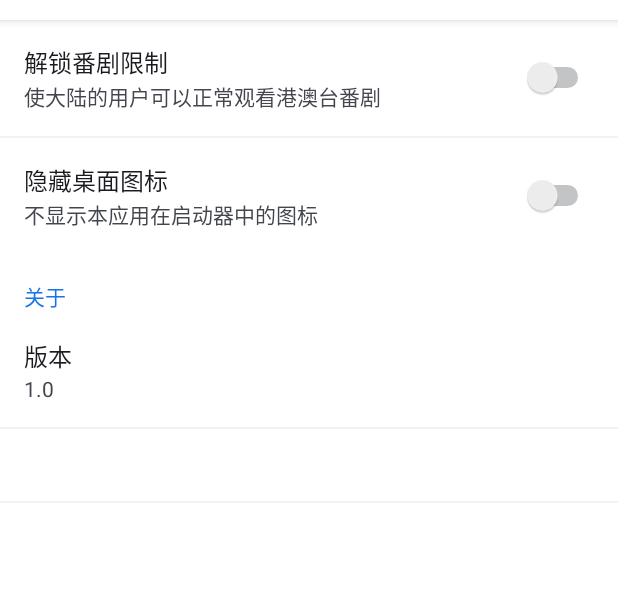
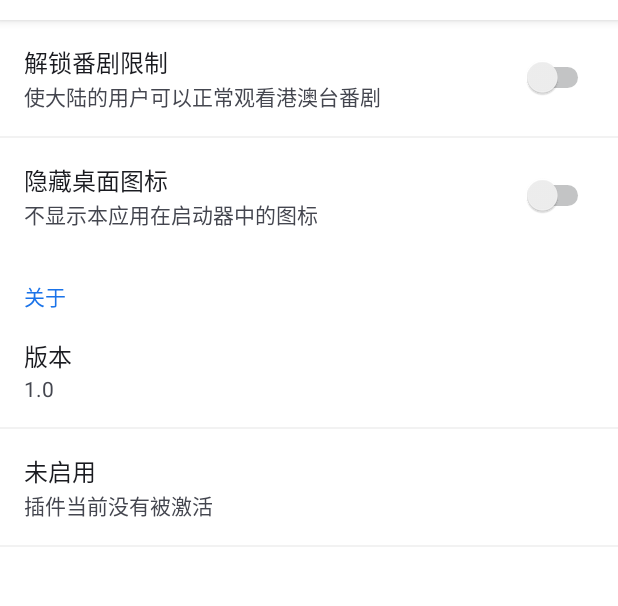
Before and after one commit to meolunr/BiliRoaming, an Android app: the screen it shows after launch (MainActivity), on a phone screen of 412 x 824 dp, the part 64-670 px from its top. Run offline under Robolectric (Android 15) with nearby library versions, the phone set to English and light mode, and no system bars.

Commit message:
MainActivity: Show current status

```diff
--- a/app/src/main/java/me/iacn/biliroaming/MainActivity.java
+++ b/app/src/main/java/me/iacn/biliroaming/MainActivity.java
@@ -1,9 +1,15 @@
 package me.iacn.biliroaming;
 
 import android.app.Activity;
+import android.content.ComponentName;
+import android.content.ContentResolver;
+import android.content.Context;
+import android.content.pm.PackageManager;
+import android.net.Uri;
 import android.os.Bundle;
 import android.preference.Preference;
 import android.preference.PreferenceFragment;
+import android.util.Log;
 
 /**
  * Created by iAcn on 2019/3/23
@@ -16,14 +22,47 @@ public class MainActivity extends Activity {
         getFragmentManager().beginTransaction().replace(android.R.id.content, new PrefsFragment()).commit();
     }
 
-    public static class PrefsFragment extends PreferenceFragment {
+    private static boolean isModuleActive() {
+        Log.i("我很可爱", "请给我钱");
+        return false;
+    }
+
+    private static boolean isTaiChiModuleActive(Context context) {
+        ContentResolver contentResolver = context.getContentResolver();
+        Uri uri = Uri.parse("content://me.weishu.exposed.CP/");
+
+        try {
+            Bundle result = contentResolver.call(uri, "active", null, null);
+            return result.getBoolean("active", false);
+        } catch (Exception e) {
+            return false;
+        }
+    }
+
+    public static class PrefsFragment extends PreferenceFragment implements Preference.OnPreferenceChangeListener {
+
         @Override
         public void onCreate(Bundle savedInstanceState) {
             super.onCreate(savedInstanceState);
             addPreferencesFromResource(R.xml.prefs_setting);
 
+            findPreference("hide_icon").setOnPreferenceChangeListener(this);
             findPreference("version").setSummary(BuildConfig.VERSION_NAME);
+
             Preference runningStatusPref = findPreference("running_status");
+
+            if (isTaiChiModuleActive(getActivity())) {
+                runningStatusPref.setTitle(R.string.running_status_enable);
+                runningStatusPref.setSummary(R.string.runtime_taichi);
+            } else {
+                if (isModuleActive()) {
+                    runningStatusPref.setTitle(R.string.running_status_enable);
+                    runningStatusPref.setSummary(R.string.runtime_xposed);
+                } else {
+                    runningStatusPref.setTitle(R.string.running_status_disable);
+                    runningStatusPref.setSummary(R.string.not_running_summary);
+                }
+            }
         }
     }
 }
--- a/app/src/main/res/values/strings.xml
+++ b/app/src/main/res/values/strings.xml
@@ -5,7 +5,7 @@
     <string name="version">版本</string>
     <string name="running_status_enable">已启用</string>
     <string name="running_status_disable">未启用</string>
-    <string name="click_jump_to_enable">点击跳转以启用</string>
+    <string name="not_running_summary">插件当前没有被激活</string>
     <string name="runtime_xposed">运行环境：Xposed/EdXposed</string>
     <string name="runtime_taichi">运行环境：太极</string>
     <string name="main_func_title">解锁番剧限制</string>
```
